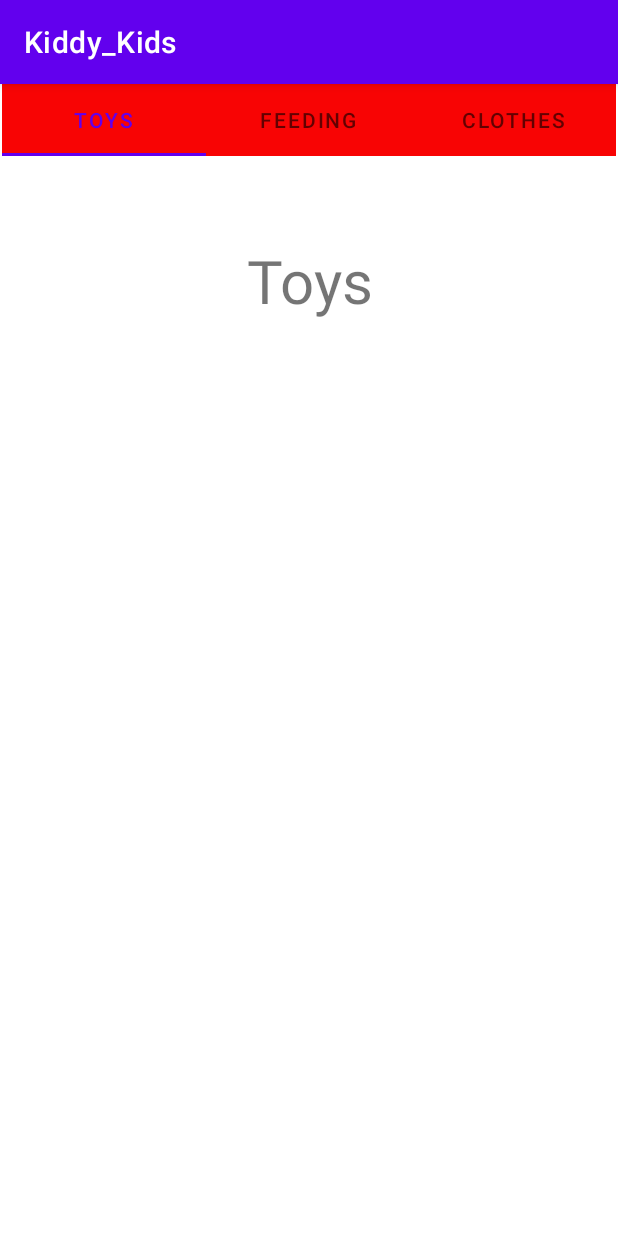
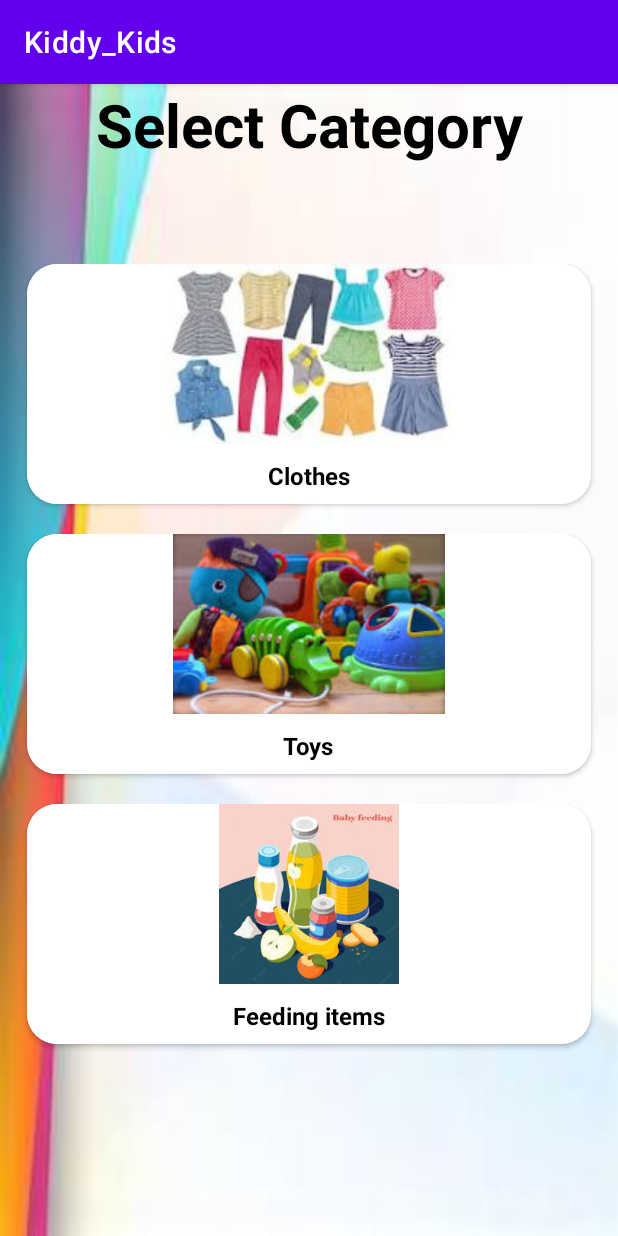
Before and after one commit to ANASZAIDULLAH/Kiddy_Kids2, an Android app: the FirstB screen opened directly, with no data from a screen before it, on a phone screen of 412 x 824 dp. Run offline under Robolectric (Android 15) with nearby library versions, the phone set to English and light mode, and no system bars.

Commit message:
Recycler View on clothing item ob boysf

```diff
--- a/app/build.gradle
+++ b/app/build.gradle
@@ -35,6 +35,7 @@ dependencies {
     implementation 'com.google.android.material:material:1.5.0'
     implementation 'androidx.constraintlayout:constraintlayout:2.1.3'
     implementation 'de.hdodenhof:circleimageview:3.1.0'
+    implementation "androidx.recyclerview:recyclerview-selection:1.1.0"
     implementation 'androidx.legacy:legacy-support-v4:1.0.0'
     testImplementation 'junit:junit:4.+'
     androidTestImplementation 'androidx.test.ext:junit:1.1.3'
--- a/app/src/main/AndroidManifest.xml
+++ b/app/src/main/AndroidManifest.xml
@@ -9,6 +9,9 @@
         android:roundIcon="@mipmap/ic_launcher_round"
         android:supportsRtl="true"
         android:theme="@style/Theme.Kiddy_Kids">
+        <activity
+            android:name=".Clothesfb"
+            android:exported="false" />
         <activity
             android:name=".Package1"
             android:exported="false" />
--- /dev/null
+++ b/app/src/main/java/com/example/kiddy_kids/Clothesfb.java
@@ -0,0 +1,37 @@
+package com.example.kiddy_kids;
+
+import androidx.appcompat.app.AppCompatActivity;
+import androidx.recyclerview.widget.LinearLayoutManager;
+import androidx.recyclerview.widget.RecyclerView;
+
+import android.os.Bundle;
+
+import java.util.ArrayList;
+import java.util.List;
+
+public class Clothesfb extends AppCompatActivity {
+List<Model> modelList;
+RecyclerView recyclerView;
+OrderAdapter  mAdpater;
+
+    @Override
+    protected void onCreate(Bundle savedInstanceState) {
+        super.onCreate(savedInstanceState);
+        setContentView(R.layout.activity_clothesfb);
+
+        modelList = new ArrayList<>();
+        modelList.add(new Model("Baby Jeans",getString(R.string.Babyjeans),R.drawable.pents));
+        modelList.add(new Model("BabyGloves",getString(R.string.BabyGloves),R.drawable.gloves));
+        modelList.add(new Model("Baby Caps",getString(R.string.BabyCap),R.drawable.download));
+        modelList.add(new Model("Baby Socks",getString(R.string.BabySocks),R.drawable.socks));
+        modelList.add(new Model("Baby Suits",getString(R.string.Dress),R.drawable.suits));
+
+        recyclerView = findViewById(R.id.recyclerView);
+        recyclerView.setLayoutManager(new LinearLayoutManager(null));
+
+
+        // adapter
+        mAdpater = new OrderAdapter(this, modelList);
+        recyclerView.setAdapter(mAdpater);
+    }
+}
--- a/app/src/main/java/com/example/kiddy_kids/ClothingFregment.java
+++ /dev/null
@@ -1,31 +0,0 @@
-package com.example.kiddy_kids;
-
-import android.os.Bundle;
-
-import androidx.fragment.app.Fragment;
-import androidx.recyclerview.widget.RecyclerView;
-
-import android.view.LayoutInflater;
-import android.view.View;
-import android.view.ViewGroup;
-import android.widget.LinearLayout;
-
-import java.util.ArrayList;
-import java.util.List;
-
-
-public class ClothingFregment extends Fragment {
-
-         List<Model> modelList;
-         RecyclerView recyclerView;
-         OrderAdapter mAdapter;
-
-    @Override
-    public View onCreateView(LayoutInflater inflater, ViewGroup container,
-                             Bundle savedInstanceState) {
-        // Inflate the layout for this fragment
-        return inflater.inflate(R.layout.fragment_clothing_fregment, container, false);
-
-
-    }
-}
--- a/app/src/main/java/com/example/kiddy_kids/FeedingFragment.java
+++ /dev/null
@@ -1,21 +0,0 @@
-package com.example.kiddy_kids;
-
-import android.os.Bundle;
-
-import androidx.fragment.app.Fragment;
-
-import android.view.LayoutInflater;
-import android.view.View;
-import android.view.ViewGroup;
-
-
-public class FeedingFragment extends Fragment {
-
-
-    @Override
-    public View onCreateView(LayoutInflater inflater, ViewGroup container,
-                             Bundle savedInstanceState) {
-        // Inflate the layout for this fragment
-        return inflater.inflate(R.layout.fragment_feeding, container, false);
-    }
-}
--- a/app/src/main/java/com/example/kiddy_kids/FirstB.java
+++ b/app/src/main/java/com/example/kiddy_kids/FirstB.java
@@ -1,31 +1,34 @@
 package com.example.kiddy_kids;
 
 import androidx.appcompat.app.AppCompatActivity;
+import androidx.cardview.widget.CardView;
 import androidx.fragment.app.FragmentPagerAdapter;
 import androidx.viewpager.widget.ViewPager;
 
+import android.content.Intent;
 import android.os.Bundle;
+import android.view.View;
 
 import com.google.android.material.tabs.TabLayout;
 
 public class FirstB extends AppCompatActivity {
-    private TabLayout tabLayout;
-    private ViewPager viewPager;
 
+    CardView one, too, three;
     @Override
     protected void onCreate(Bundle savedInstanceState) {
         super.onCreate(savedInstanceState);
         setContentView(R.layout.activity_first_b);
 
-        tabLayout= findViewById(R.id.tablayout);
-        viewPager = findViewById(R.id.veiwpager);
+        one = (CardView) findViewById(R.id.c1);
+        one.setOnClickListener(new View.OnClickListener() {
+            @Override
+            public void onClick(View view) {
+                Intent intent = new Intent(getApplicationContext(),Clothesfb.class);
+                startActivity(intent);
+            }
+        });
 
-        tabLayout.setupWithViewPager(viewPager);
 
-        VPAdapter vpAdapter = new VPAdapter(getSupportFragmentManager(), FragmentPagerAdapter.BEHAVIOR_RESUME_ONLY_CURRENT_FRAGMENT);
-        vpAdapter.addfragment(new ToysFragment(),"TOYS");
-        vpAdapter.addfragment(new FeedingFragment(),"FEEDING");
-        vpAdapter.addfragment(new ClothingFregment(),"CLOTHES");
-        viewPager.setAdapter(vpAdapter);
+
     }
 }
--- a/app/src/main/java/com/example/kiddy_kids/ToysFragment.java
+++ /dev/null
@@ -1,22 +0,0 @@
-package com.example.kiddy_kids;
-
-import android.os.Bundle;
-
-import androidx.fragment.app.Fragment;
-
-import android.view.LayoutInflater;
-import android.view.View;
-import android.view.ViewGroup;
-
-
-public class ToysFragment extends Fragment {
-
-
-
-    @Override
-    public View onCreateView(LayoutInflater inflater, ViewGroup container,
-                             Bundle savedInstanceState) {
-        // Inflate the layout for this fragment
-        return inflater.inflate(R.layout.fragment_toys, container, false);
-    }
-}
--- a/app/src/main/java/com/example/kiddy_kids/VPAdapter.java
+++ /dev/null
@@ -1,47 +0,0 @@
-package com.example.kiddy_kids;
-
-import androidx.annotation.NonNull;
-import androidx.annotation.Nullable;
-import androidx.fragment.app.Fragment;
-import androidx.fragment.app.FragmentManager;
-import androidx.fragment.app.FragmentPagerAdapter;
-
-import java.util.ArrayList;
-
-
-public class VPAdapter extends FragmentPagerAdapter {
-
-private final ArrayList<Fragment> fragmentArrayList = new ArrayList<>();
-private final ArrayList<String> fragmentTitle = new ArrayList<>();
-
-
-    public VPAdapter(@NonNull FragmentManager fm, int behavior) {
-        super(fm, behavior);
-    }
-
-    @NonNull
-    @Override
-    public Fragment getItem(int position) {
-        return fragmentArrayList.get(position);
-
-    }
-
-    @Override
-    public int getCount() {
-        return fragmentArrayList.size();
-    }
-
-public void addfragment(Fragment fragment, String title){
-
-        fragmentArrayList.add(fragment);
-        fragmentTitle.add(title);
-}
-
-    @Nullable
-    @Override
-    public CharSequence getPageTitle(int position) {
-
-
-        return fragmentTitle.get(position);
-    }
-}
--- a/app/src/main/res/layout/fragment_clothing_fregment.xml
+++ b/app/src/main/res/layout/activity_clothesfb.xml
@@ -1,12 +1,14 @@
 <?xml version="1.0" encoding="utf-8"?>
 <RelativeLayout xmlns:android="http://schemas.android.com/apk/res/android"
+    xmlns:app="http://schemas.android.com/apk/res-auto"
     xmlns:tools="http://schemas.android.com/tools"
     android:layout_width="match_parent"
     android:layout_height="match_parent"
-    tools:context=".ClothingFregment">
+    tools:context=".Clothesfb">
 
- <androidx.recyclerview.widget.RecyclerView
-     android:layout_width="match_parent"
-     android:layout_height="match_parent"
-     android:id="@+id/recyclerView"/>
+
+  <androidx.recyclerview.widget.RecyclerView
+      android:layout_width="match_parent"
+      android:layout_height="match_parent"
+      android:id="@+id/recyclerView"/>
 </RelativeLayout>
--- a/app/src/main/res/layout/activity_first_b.xml
+++ b/app/src/main/res/layout/activity_first_b.xml
@@ -1,47 +1,181 @@
 <?xml version="1.0" encoding="utf-8"?>
-<androidx.constraintlayout.widget.ConstraintLayout xmlns:android="http://schemas.android.com/apk/res/android"
+<LinearLayout xmlns:android="http://schemas.android.com/apk/res/android"
     xmlns:app="http://schemas.android.com/apk/res-auto"
     xmlns:tools="http://schemas.android.com/tools"
     android:layout_width="match_parent"
     android:layout_height="match_parent"
+    tools:context=".FirstB"
+    android:background="@drawable/ground"
+    android:orientation="vertical">
 
-    tools:context=".FirstB">
+    <LinearLayout
+        android:layout_width="match_parent"
+        android:layout_height="100dp">
 
-    <com.google.android.material.tabs.TabLayout
-        android:id="@+id/tablayout"
-        android:layout_width="409dp"
+        <TextView
+            android:layout_width="match_parent"
             android:layout_height="wrap_content"
-        app:layout_constraintEnd_toEndOf="parent"
-        app:layout_constraintHorizontal_bias="0.5"
-        app:layout_constraintStart_toStartOf="parent"
-        android:background="#F80404"
-        app:layout_constraintTop_toTopOf="parent">
+            android:text="Select Category"
+            android:textSize="40dp"
+            android:textStyle="bold"
+            android:textColor="@color/black"
+            android:id="@+id/dashboard"
+            android:gravity="center_horizontal" />
 
-        <com.google.android.material.tabs.TabItem
+    </LinearLayout>
+
+    <LinearLayout
+        android:layout_width="match_parent"
+        android:layout_height="match_parent"
+        >
+        <ScrollView
+            android:layout_width="match_parent"
+            android:layout_height="match_parent">
+            <LinearLayout
+                android:layout_width="match_parent"
+                android:layout_height="wrap_content"
+                android:layout_marginTop="20dp"
+                android:orientation="vertical"
+                android:layout_marginLeft="10dp"
+                android:layout_marginRight="10dp">
+                <LinearLayout
+                    android:layout_width="match_parent"
+                    android:layout_height="180dp"
+                    android:orientation="horizontal"
+                    >
+
+                    <androidx.cardview.widget.CardView
+                        android:layout_width="0dp"
+                        android:id="@+id/c1"
+                        android:layout_height="160dp"
+
+                        android:layout_marginLeft="8dp"
+                        android:layout_marginRight="8dp"
+                        android:layout_weight="1"
+                        app:cardCornerRadius="20dp">
+
+
+
+                        <RelativeLayout
+                            android:layout_width="match_parent"
+                            android:layout_height="match_parent"
+                            android:background="#ffffff" >
+
+                            <ImageView
+                                android:id="@+id/img1"
+                                android:layout_width="match_parent"
+                                android:layout_height="120dp"
+                                android:layout_centerHorizontal="true"
+                                android:src="@drawable/cloth" />
+                            <TextView
                                 android:layout_width="wrap_content"
                                 android:layout_height="wrap_content"
-            android:text="Clothing"
+                                android:id="@+id/txt1"
+                                android:text="Clothes"
+                                android:textSize="16sp"
+                                android:textColor="@color/black"
+                                android:textStyle="bold"
+                                android:layout_centerInParent="true"
+                                android:layout_below="@+id/img1"
+                                android:layout_marginTop="10dp"/>
 
-            />
+                        </RelativeLayout>
+                    </androidx.cardview.widget.CardView>
 
-        <com.google.android.material.tabs.TabItem
+                </LinearLayout>
+                <LinearLayout
+                    android:layout_width="match_parent"
+                    android:layout_height="180dp"
+                    android:orientation="horizontal"
+                    >
+
+                    <androidx.cardview.widget.CardView
+                        android:layout_width="0dp"
+                        android:id="@+id/c3"
+                        android:layout_height="160dp"
+                        android:layout_marginLeft="8dp"
+                        android:layout_marginRight="8dp"
+                        android:layout_weight="1"
+                        app:cardCornerRadius="20dp">
+
+
+
+                        <RelativeLayout
+                            android:layout_width="match_parent"
+                            android:layout_height="match_parent"
+                            android:background="#ffffff">
+
+                            <ImageView
+                                android:id="@+id/img3"
+                                android:layout_width="match_parent"
+                                android:layout_height="120dp"
+                                android:src="@drawable/toys" />
+
+                            <TextView
+                                android:id="@+id/txt3"
                                 android:layout_width="wrap_content"
                                 android:layout_height="wrap_content"
-            android:text="Feeding" />
+                                android:layout_below="@+id/img3"
+                                android:layout_centerInParent="true"
+                                android:layout_marginTop="10dp"
+                                android:text="Toys"
+                                android:textColor="@color/black"
+                                android:textSize="16sp"
+                                android:textStyle="bold" />
 
-        <com.google.android.material.tabs.TabItem
+                        </RelativeLayout>
+                    </androidx.cardview.widget.CardView>
+
+
+                </LinearLayout>
+                <LinearLayout
+                    android:layout_width="match_parent"
+                    android:layout_height="180dp"
+                    android:orientation="horizontal"
+                    >
+
+                    <androidx.cardview.widget.CardView
+                        android:layout_width="0dp"
+                        android:id="@+id/c5"
+                        android:layout_height="160dp"
+                        android:layout_marginLeft="8dp"
+                        android:layout_marginRight="8dp"
+                        android:layout_weight="1"
+                        app:cardCornerRadius="20dp">
+
+
+
+                        <RelativeLayout
+                            android:layout_width="match_parent"
+                            android:layout_height="match_parent"
+                            android:background="#ffffff">
+
+                            <ImageView
+                                android:id="@+id/img5"
+                                android:layout_width="match_parent"
+                                android:layout_height="120dp"
+                                android:src="@drawable/feeding" />
+
+                            <TextView
                                 android:layout_width="wrap_content"
                                 android:layout_height="wrap_content"
-            android:text="Toys" />
-    </com.google.android.material.tabs.TabLayout>
+                                android:id="@+id/txt5"
+                                android:text="Feeding items"
+                                android:textSize="16sp"
+                                android:textStyle="bold"
+                                android:textColor="@color/black"
+                                android:layout_centerInParent="true"
+                                android:layout_below="@+id/img5"
+                                android:layout_marginTop="10dp"/>
 
-    <androidx.viewpager.widget.ViewPager
-        android:id="@+id/veiwpager"
-        android:layout_width="match_parent"
-        android:layout_height="wrap_content"
-        app:layout_constraintBottom_toBottomOf="parent"
-        app:layout_constraintEnd_toEndOf="parent"
-        app:layout_constraintHorizontal_bias="0.0"
-        app:layout_constraintStart_toStartOf="parent"
-        app:layout_constraintTop_toBottomOf="@+id/tablayout" />
-</androidx.constraintlayout.widget.ConstraintLayout>
+                        </RelativeLayout>
+                    </androidx.cardview.widget.CardView>
+
+
+
+                </LinearLayout>
+
+            </LinearLayout>
+        </ScrollView>
+    </LinearLayout>
+</LinearLayout>
--- a/app/src/main/res/layout/fragment_feeding.xml
+++ /dev/null
@@ -1,18 +0,0 @@
-<?xml version="1.0" encoding="utf-8"?>
-<FrameLayout xmlns:android="http://schemas.android.com/apk/res/android"
-    xmlns:tools="http://schemas.android.com/tools"
-    android:layout_width="match_parent"
-    android:layout_height="match_parent"
-    tools:context=".FeedingFragment">
-
-    <!-- TODO: Update blank fragment layout -->
-    <TextView
-        android:layout_width="match_parent"
-        android:layout_height="wrap_content"
-        android:text="Feedings"
-        android:layout_marginTop="80dp"
-        android:gravity="center"
-        android:textSize="40sp"/>
-
-
-</FrameLayout>
--- a/app/src/main/res/layout/fragment_toys.xml
+++ /dev/null
@@ -1,17 +0,0 @@
-<?xml version="1.0" encoding="utf-8"?>
-<FrameLayout xmlns:android="http://schemas.android.com/apk/res/android"
-    xmlns:tools="http://schemas.android.com/tools"
-    android:layout_width="match_parent"
-    android:layout_height="match_parent"
-    tools:context=".ToysFragment">
-
-  <TextView
-      android:layout_width="match_parent"
-      android:layout_height="wrap_content"
-      android:text="Toys"
-      android:layout_marginTop="80dp"
-      android:gravity="center"
-      android:textSize="40sp"/>
-
-
-</FrameLayout>
--- a/app/src/main/res/layout/listitem.xml
+++ b/app/src/main/res/layout/listitem.xml
@@ -1,11 +1,14 @@
 <?xml version="1.0" encoding="utf-8"?>
 <LinearLayout xmlns:android="http://schemas.android.com/apk/res/android"
+    xmlns:app="http://schemas.android.com/apk/res-auto"
+    xmlns:tools="http://schemas.android.com/tools"
     android:layout_width="match_parent"
-    android:layout_height="match_parent"
-    xmlns:tools="http://schemas.android.com/tools"
-    xmlns:app="http://schemas.android.com/apk/res-auto"
     android:orientation="vertical"
-    tools:context=".ClothingFregment">
+    android:layout_height="wrap_content"
+    tools:context=".MainActivity">
+
+
+
 
     <androidx.cardview.widget.CardView
         android:layout_width="match_parent"
@@ -68,4 +71,8 @@
 
     </androidx.cardview.widget.CardView>
 
+
+
+
+
 </LinearLayout>
```
Also changed, not shown: app/src/main/res/values/strings.xml (+5 -8 lines), app/src/main/res/drawable/cloth.jpg (added), app/src/main/res/drawable/feeding.jpg (added), app/src/main/res/drawable/toys.jpg (added). Lines whose indentation alone changed are shown as unchanged.
